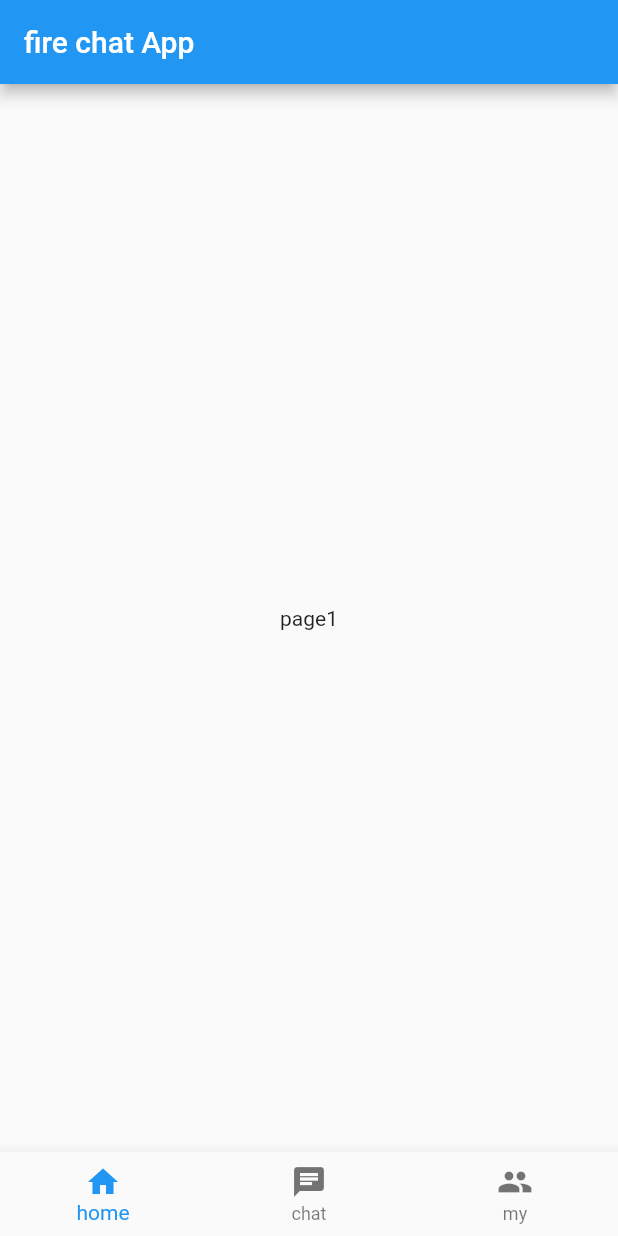
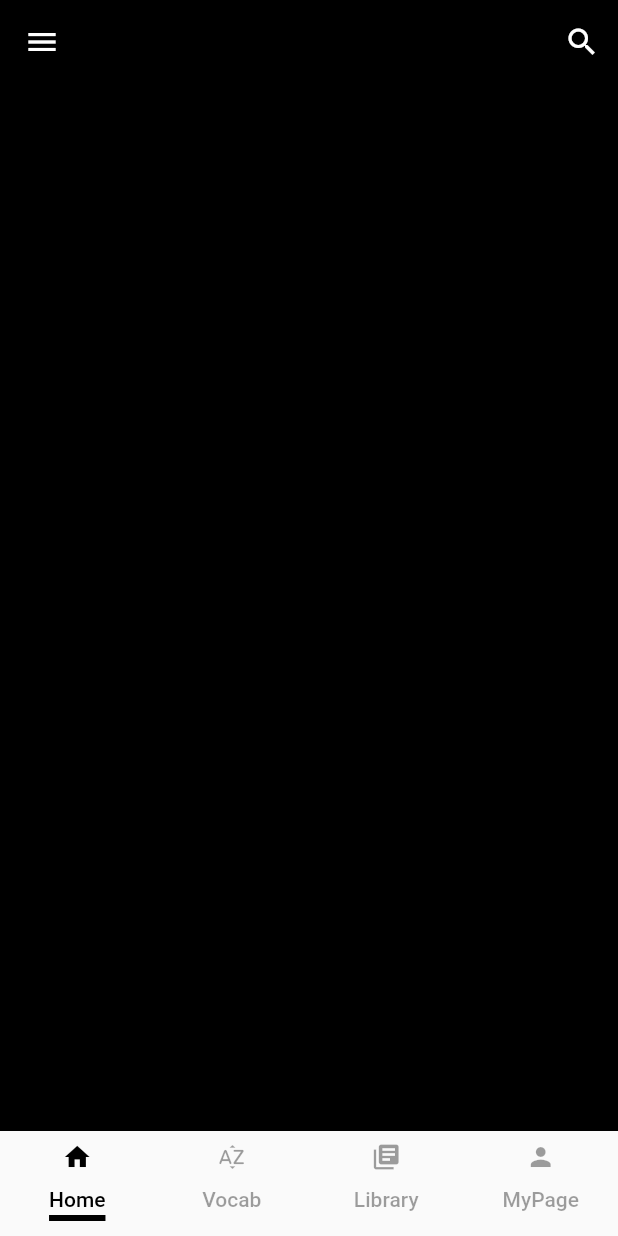
Before and after one commit to MinJa-e/jae_first_clone, a Flutter app: the screen it shows after launch, on a phone screen of 412 x 824 dp. Run offline on Flutter 3.47's test engine with Material 2 defaults, Android fonts, the phone set to English and light mode, and no system bars.

Commit message:
탭 구조 변경 (다음 할 것 : 스테이트리스/스테이트풀 적극활용한 기능 추가)

```diff
--- a/lib/main.dart
+++ b/lib/main.dart
@@ -10,10 +10,6 @@ class MyApp extends StatelessWidget {
     return MaterialApp(
       debugShowCheckedModeBanner: false,
       title: 'Clone',
-      theme: ThemeData(
-        primarySwatch: Colors.blue,
-        visualDensity: VisualDensity.adaptivePlatformDensity,
-      ),
       home: Main(),
     );
   }
@@ -27,7 +23,6 @@ class Main extends StatefulWidget {
 
 // DefaultTabController 사용한 하단바
 
-/*
 class _MainState extends State<Main> {
   @override
   Widget build(BuildContext context) {
@@ -35,16 +30,16 @@ class _MainState extends State<Main> {
       debugShowCheckedModeBanner: false,//debug 띠 안보이게 해줌
       title: 'chat used firebase',
       home: DefaultTabController(
-          length: 3,
+          length: 4,
           child: Scaffold(
             // extendBodyBehindAppBar: false,
             // extendBodyBehindAppBar가 true면 body 영역이 화면 전체를 채움
 
             appBar: AppBar(
-              backgroundColor: Colors.yellow,
-              title: Text('fire chat App'),
+              title: Text(' '),
               centerTitle: true,
               elevation: 0,
+              backgroundColor: Colors.transparent.withOpacity(1),
               actions: <Widget>[
                 IconButton(
                   icon: Icon(Icons.search),
@@ -58,34 +53,79 @@ class _MainState extends State<Main> {
 
             body: TabBarView(
               children: [
-                Text('홈 스크린'),
-                Text('채팅 스크린'),
-                Text('마이 스크린'),
+                Container(
+                  color: Colors.black,
+                ),
+                Container(
+                  color: Colors.red,
+                ),
+                Container(
+                  color: Colors.blue,
+                ),
+                Container(
+                  color: Colors.yellow,
+                ),
               ],
             ),
 
-            bottomNavigationBar: TabBar(tabs: [
-              Tab(
-                icon: Icon(Icons.home),
-                text: 'home',
-              ),
-              Tab(
-                icon: Icon(Icons.chat),
-                text: 'chat',
-              ),
-              Tab(
-                icon: Icon(Icons.people),
-                text: 'my',
-              )
-            ]),
+            bottomNavigationBar: bottomBar(),
+
           )),
     );
   }
 }
-*/
+
+class bottomBar extends StatelessWidget {
+  @override
+  Widget build(BuildContext context) {
+    return Container(
+      color: Colors.transparent, //색상
+      child: Container(
+        height: 70,
+        padding: EdgeInsets.only(bottom: 10, top: 5),
+        child: TabBar(
+          indicatorSize: TabBarIndicatorSize.label,
+          indicatorColor: Colors.black,
+          indicatorWeight: 4,
+          labelColor: Colors.black,
+          unselectedLabelColor: Colors.black38,
+          tabs: [
+            Tab(
+              icon: Icon(
+                Icons.home,
+                size: 20,
+              ),
+              text: 'Home',
+            ),
+            Tab(
+              icon: Icon(Icons.sort_by_alpha_rounded, size: 20),
+              text: 'Vocab',
+            ),
+            Tab(
+              icon: Icon(
+                Icons.library_books,
+                size: 20,
+              ),
+              text: 'Library',
+            ),
+            Tab(
+              icon: Icon(
+                Icons.person,
+                size: 20,
+              ),
+              text: 'MyPage',
+            )
+          ],
+        ),
+      ),
+    );
+  }
+}
+
 
 // BottomNavigationBar 사용한 하단바
 
+/*
 
 class _MainState extends State<Main> {
   @override
@@ -117,3 +157,4 @@ class _MainState extends State<Main> {
     });
   }
 }
+*/
```
